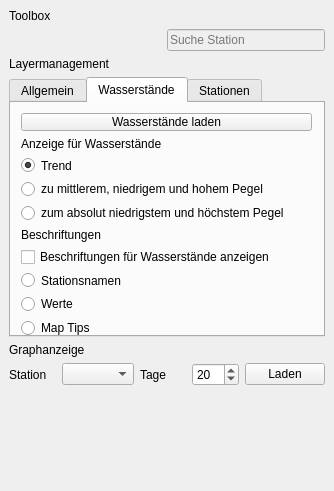
Before: the Qt Designer form pegel_online_displayer_dockwidget_base.ui in BeneLuWi/gis, drawn with Qt 5.
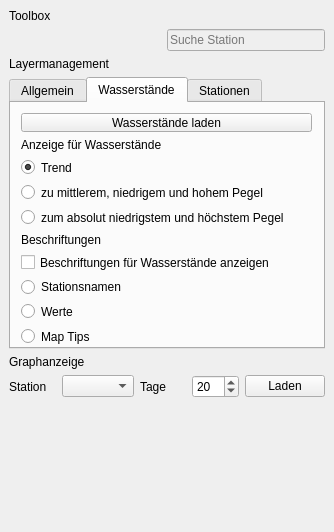
After: the same form once the commit is applied. Custom widgets are drawn as their Qt base class.

What changed in the file:
```diff
--- a/pegel_online_displayer_dockwidget_base.ui
+++ b/pegel_online_displayer_dockwidget_base.ui
@@ -7,7 +7,7 @@
     <x>0</x>
     <y>0</y>
     <width>334</width>
-    <height>491</height>
+    <height>532</height>
    </rect>
   </property>
   <property name="windowTitle">
@@ -71,7 +71,7 @@
       <property name="minimumSize">
        <size>
         <width>0</width>
-        <height>260</height>
+        <height>272</height>
        </size>
       </property>
       <property name="currentIndex">
@@ -125,7 +125,7 @@
        <attribute name="title">
         <string>Wasserstände</string>
        </attribute>
-       <widget class="QWidget" name="">
+       <widget class="QWidget" name="layoutWidget">
         <property name="geometry">
          <rect>
           <x>10</x>
@@ -139,7 +139,7 @@
           <number>0</number>
          </property>
          <property name="bottomMargin">
-          <number>10</number>
+          <number>0</number>
          </property>
          <item>
           <widget class="QPushButton" name="pbLoadCurrentW">
```
